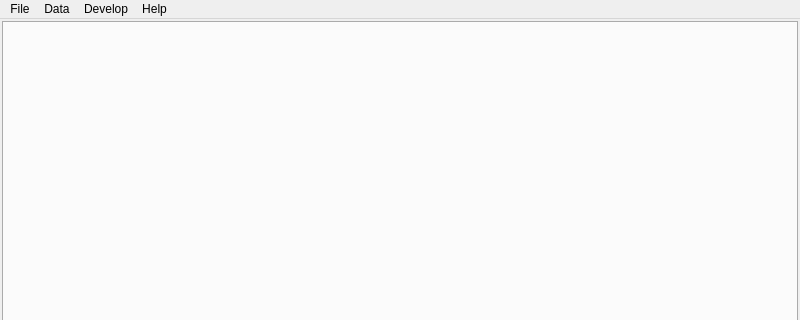
Old version of the form ui/aradomain.ui in the repository berndhs/arado; both pictures show x 0 to 800 and y 0 to 320 of the 800 by 600 pixel window.
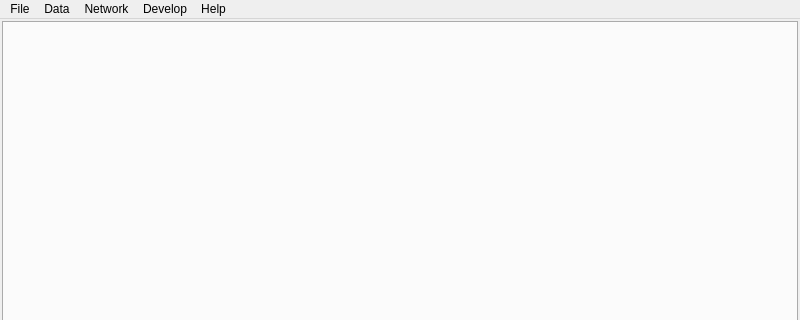
New version of the form. Icons and pictures are not drawn.

Commit message: preparing bootstrap / IP List export

```diff
--- a/ui/aradomain.ui
+++ b/ui/aradomain.ui
@@ -73,8 +73,18 @@
     <addaction name="separator"/>
     <addaction name="editNewFeed"/>
    </widget>
+   <widget class="QMenu" name="menuNetwork">
+    <property name="title">
+     <string>Network</string>
+    </property>
+    <addaction name="actionBootstrap"/>
+    <addaction name="separator"/>
+    <addaction name="actionImport_IP_List"/>
+    <addaction name="actionExport_IP_List"/>
+   </widget>
    <addaction name="menuFile"/>
    <addaction name="menuData"/>
+   <addaction name="menuNetwork"/>
    <addaction name="menuDevel"/>
    <addaction name="menuHelp"/>
   </widget>
```
Left out of the diff: 15 changed lines with no effect on the pictures.
